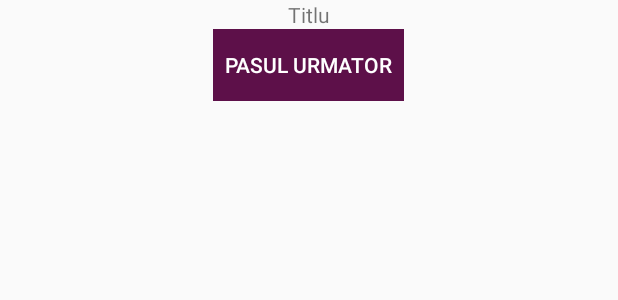
After one commit to roxanapal/BScCookingApp, an Android app: the layout fragment_step.xml on its own in the app's theme, with its tools: preview values and no code run, on a phone screen of 412 x 824 dp. The commit adds this screen. Shown: the top 300 px of the screen. Run offline under Robolectric (Android 15) with nearby library versions, the phone set to English and light mode, and no system bars.

Commit message:
Added Steps Activity and Step Fragment

```diff
--- a/app/build.gradle
+++ b/app/build.gradle
@@ -24,6 +24,7 @@ dependencies {
     implementation 'com.android.support:exifinterface:27.1.1'
     implementation 'com.android.support.constraint:constraint-layout:1.1.1'
 
+    implementation 'com.android.support:support-v4:27.1.1'
     testImplementation 'junit:junit:4.12'
     androidTestImplementation 'com.android.support.test:runner:1.0.2'
     androidTestImplementation 'com.android.support.test.espresso:espresso-core:3.0.2'
--- a/app/src/main/AndroidManifest.xml
+++ b/app/src/main/AndroidManifest.xml
@@ -30,6 +30,7 @@
         <activity
             android:name=".RecipeActivity"
             android:parentActivityName=".MainActivity" />
+        <activity android:name=".StepActivity" />
     </application>
 
 </manifest>
--- a/app/src/main/java/com/easy/cooking/learneat/adapters/RecipeAdapter.java
+++ b/app/src/main/java/com/easy/cooking/learneat/adapters/RecipeAdapter.java
@@ -12,6 +12,7 @@ import android.widget.TextView;
 import com.easy.cooking.learneat.R;
 import com.easy.cooking.learneat.RecipeActivity;
 import com.easy.cooking.learneat.models.Recipe;
+import com.easy.cooking.learneat.utils.Constants;
 import com.squareup.picasso.Picasso;
 
 import java.util.List;
@@ -58,7 +59,7 @@ public class RecipeAdapter extends RecyclerView.Adapter<RecipeAdapter.RecipeView
             @Override
             public void onClick(View v) {
                 Intent intent = new Intent(context, RecipeActivity.class);
-                intent.putExtra(RecipeActivity.EXTRA_RECIPE, recipe);
+                intent.putExtra(Constants.EXTRA_RECIPE, recipe);
                 context.startActivity(intent);
             }
         });
--- a/app/src/main/java/com/easy/cooking/learneat/utils/Constants.java
+++ b/app/src/main/java/com/easy/cooking/learneat/utils/Constants.java
@@ -4,4 +4,9 @@ public interface Constants {
     String LOGIN_SHARED_PREFERENCES_NAME = "loginPref";
     String EMAIL_NAME_LOGIN = "emailLogin";
     String PASSWORD_NAME_LOGIN = "passwordLogin";
+    String EXTRA_RECIPE = "EXTRA_RECIPE";
+
+    String ARGUMENT_STEP = "ARGUMENT_STEP";
+    String BACKSTACK_NAME = "BACKSTACK_NAME";
+    int DEFAULT_ID = -1;
 }
--- /dev/null
+++ b/app/src/main/res/layout/fragment_step.xml
@@ -0,0 +1,26 @@
+<?xml version="1.0" encoding="utf-8"?>
+<LinearLayout xmlns:android="http://schemas.android.com/apk/res/android"
+    xmlns:tools="http://schemas.android.com/tools"
+    android:layout_width="match_parent"
+    android:layout_height="180dp"
+    android:orientation="vertical">
+
+    <TextView
+        android:id="@+id/tv_step_title"
+        android:layout_width="match_parent"
+        android:layout_height="wrap_content"
+        android:gravity="center_horizontal"
+        tools:text="Titlu" />
+
+    <Button
+        android:id="@+id/btn_next_step"
+        android:layout_width="wrap_content"
+        android:layout_height="wrap_content"
+        android:layout_gravity="center"
+        android:background="@color/colorPrimary"
+        android:gravity="center"
+        android:padding="@dimen/padding_default"
+        android:text="@string/btn_next_step_label"
+        android:textColor="#ffffff" />
+
+</LinearLayout>
--- a/app/src/main/res/values/strings.xml
+++ b/app/src/main/res/values/strings.xml
@@ -39,4 +39,7 @@
     <string name="recipe_btn_start_label">Incepe reteta</string>
     <string name="menu_feedback">Feedback</string>
 
+    <string name="btn_next_step_label">Pasul urmator</string>
+    <string name="cacat">CACAT</string>
+
 </resources>
```
Also changed, not shown: app/src/main/java/com/easy/cooking/learneat/RecipeActivity.java (+23 -11 lines), app/src/main/java/com/easy/cooking/learneat/StepActivity.java (added, +75 -0 lines), app/src/main/java/com/easy/cooking/learneat/StepFragment.java (added, +89 -0 lines), app/src/main/java/com/easy/cooking/learneat/models/Step.java (+47 -7 lines), app/src/main/java/com/easy/cooking/learneat/ui/menu/MenuFragment.java (deleted, +0 -44 lines), app/src/main/res/layout/activity_steps.xml (added, +19 -0 lines).
